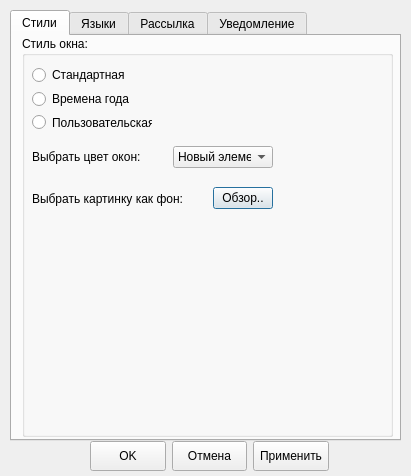
This is settingdialog.ui in RyabovaKseniya/course-work.Calendar. as Qt 5 draws it before an edit. The edited form follows.
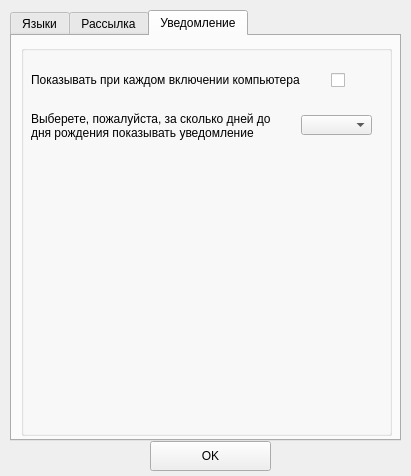
This is the edited form. The open tabs and pages were chosen to show the change.

```diff
--- a/settingdialog.ui
+++ b/settingdialog.ui
@@ -37,140 +37,6 @@
    <property name="currentIndex">
     <number>2</number>
    </property>
-   <widget class="QWidget" name="tabStyle">
-    <attribute name="title">
-     <string>Стили</string>
-    </attribute>
-    <widget class="QGroupBox" name="choosingStyleGroup">
-     <property name="geometry">
-      <rect>
-       <x>10</x>
-       <y>0</y>
-       <width>371</width>
-       <height>401</height>
-      </rect>
-     </property>
-     <property name="maximumSize">
-      <size>
-       <width>16777215</width>
-       <height>16777215</height>
-      </size>
-     </property>
-     <property name="title">
-      <string>Стиль окна:</string>
-     </property>
-     <widget class="QWidget" name="layoutWidget_3">
-      <property name="geometry">
-       <rect>
-        <x>10</x>
-        <y>30</y>
-        <width>120</width>
-        <height>65</height>
-       </rect>
-      </property>
-      <layout class="QVBoxLayout" name="styleLayout">
-       <item>
-        <widget class="QRadioButton" name="standartButton">
-         <property name="text">
-          <string>Стандартная</string>
-         </property>
-        </widget>
-       </item>
-       <item>
-        <widget class="QRadioButton" name="seasonsButton">
-         <property name="text">
-          <string>Времена года</string>
-         </property>
-        </widget>
-       </item>
-       <item>
-        <widget class="QRadioButton" name="usersButton">
-         <property name="text">
-          <string>Пользовательская</string>
-         </property>
-        </widget>
-       </item>
-      </layout>
-     </widget>
-     <widget class="QWidget" name="layoutWidget_2">
-      <property name="geometry">
-       <rect>
-        <x>10</x>
-        <y>110</y>
-        <width>241</width>
-        <height>22</height>
-       </rect>
-      </property>
-      <layout class="QHBoxLayout" name="colorLayout">
-       <item>
-        <widget class="QLabel" name="txtClourChoice">
-         <property name="text">
-          <string>Выбрать цвет окон:</string>
-         </property>
-        </widget>
-       </item>
-       <item>
-        <widget class="QComboBox" name="choiceListColour">
-         <property name="minimumSize">
-          <size>
-           <width>100</width>
-           <height>0</height>
-          </size>
-         </property>
-         <property name="maximumSize">
-          <size>
-           <width>100</width>
-           <height>16777215</height>
-          </size>
-         </property>
-         <item>
-          <property name="text">
-           <string>Новый элемент</string>
-          </property>
-         </item>
-         <item>
-          <property name="text">
-           <string>Новый элемент</string>
-          </property>
-         </item>
-        </widget>
-       </item>
-      </layout>
-     </widget>
-     <widget class="QWidget" name="layoutWidget">
-      <property name="geometry">
-       <rect>
-        <x>10</x>
-        <y>150</y>
-        <width>241</width>
-        <height>25</height>
-       </rect>
-      </property>
-      <layout class="QHBoxLayout" name="imagesLayout">
-       <item>
-        <widget class="QLabel" name="txtImageChoice">
-         <property name="text">
-          <string>Выбрать картинку как фон:</string>
-         </property>
-        </widget>
-       </item>
-       <item>
-        <widget class="QPushButton" name="browseFileButton">
-         <property name="maximumSize">
-          <size>
-           <width>60</width>
-           <height>16777215</height>
-          </size>
-         </property>
-         <property name="text">
-          <string>Обзор..</string>
-         </property>
-        </widget>
-       </item>
-      </layout>
-     </widget>
-    </widget>
-   </widget>
    <widget class="QWidget" name="tabLanguage">
     <attribute name="title">
      <string>Языки</string>
@@ -358,6 +224,17 @@
         <height>16777215</height>
        </size>
       </property>
+      <property name="html">
+       <string>&lt;!DOCTYPE HTML PUBLIC &quot;-//W3C//DTD HTML 4.0//EN&quot; &quot;http://www.w3.org/TR/REC-html40/strict.dtd&quot;&gt;
+&lt;html&gt;&lt;head&gt;&lt;meta name=&quot;qrichtext&quot; content=&quot;1&quot; /&gt;&lt;style type=&quot;text/css&quot;&gt;
+p, li { white-space: pre-wrap; }
+&lt;/style&gt;&lt;/head&gt;&lt;body style=&quot; font-family:'MS Shell Dlg 2'; font-size:8.25pt; font-weight:400; font-style:normal;&quot;&gt;
+&lt;p style=&quot; margin-top:0px; margin-bottom:0px; margin-left:0px; margin-right:0px; -qt-block-indent:0; text-indent:0px;&quot;&gt;&lt;span style=&quot; font-size:8pt;&quot;&gt;Здраствуйте, сегодня &lt;/span&gt;&lt;/p&gt;
+&lt;p style=&quot;-qt-paragraph-type:empty; margin-top:0px; margin-bottom:0px; margin-left:0px; margin-right:0px; -qt-block-indent:0; text-indent:0px; font-size:8pt;&quot;&gt;&lt;br /&gt;&lt;/p&gt;
+&lt;p style=&quot;-qt-paragraph-type:empty; margin-top:0px; margin-bottom:0px; margin-left:0px; margin-right:0px; -qt-block-indent:0; text-indent:0px; font-size:8pt;&quot;&gt;&lt;br /&gt;&lt;/p&gt;
+&lt;p style=&quot; margin-top:0px; margin-bottom:0px; margin-left:0px; margin-right:0px; -qt-block-indent:0; text-indent:0px;&quot;&gt;&lt;span style=&quot; font-size:8pt;&quot;&gt;праздуют(ет) свой День Рождения! Не забудьте их(его/её) поздравить!&lt;/span&gt;&lt;/p&gt;
+&lt;p style=&quot;-qt-paragraph-type:empty; margin-top:0px; margin-bottom:0px; margin-left:0px; margin-right:0px; -qt-block-indent:0; text-indent:0px; font-size:8pt;&quot;&gt;&lt;br /&gt;&lt;/p&gt;&lt;/body&gt;&lt;/html&gt;</string>
+      </property>
      </widget>
      <widget class="QWidget" name="layoutWidget">
       <property name="geometry">
@@ -413,7 +290,7 @@
       <property name="geometry">
        <rect>
         <x>10</x>
-        <y>120</y>
+        <y>60</y>
         <width>251</width>
         <height>41</height>
        </rect>
@@ -425,36 +302,10 @@
        <bool>true</bool>
       </property>
      </widget>
-     <widget class="QLabel" name="txtReload">
-      <property name="geometry">
-       <rect>
-        <x>10</x>
-        <y>60</y>
-        <width>271</width>
-        <height>52</height>
-       </rect>
-      </property>
-      <property name="text">
-       <string>В случае отсутствия перезагрузки в течение длительного периода показывать уведомления через каждые:</string>
-      </property>
-      <property name="wordWrap">
-       <bool>true</bool>
-      </property>
-     </widget>
      <widget class="QComboBox" name="choiceListPeriod">
       <property name="geometry">
        <rect>
         <x>280</x>
-        <y>130</y>
-        <width>71</width>
-        <height>20</height>
-       </rect>
-      </property>
-     </widget>
-     <widget class="QTimeEdit" name="timeEdit">
-      <property name="geometry">
-       <rect>
-        <x>280</x>
         <y>70</y>
         <width>71</width>
         <height>20</height>
@@ -493,9 +344,9 @@
   <widget class="QWidget" name="layoutWidget">
    <property name="geometry">
     <rect>
-     <x>90</x>
+     <x>150</x>
      <y>440</y>
-     <width>239</width>
+     <width>121</width>
      <height>32</height>
     </rect>
    </property>
@@ -513,32 +364,6 @@
       </property>
      </widget>
     </item>
-    <item>
-     <widget class="QPushButton" name="cancelButton">
-      <property name="minimumSize">
-       <size>
-        <width>40</width>
-        <height>30</height>
-       </size>
-      </property>
-      <property name="text">
-       <string>Отмена</string>
-      </property>
-     </widget>
-    </item>
-    <item>
-     <widget class="QPushButton" name="applyButton">
-      <property name="minimumSize">
-       <size>
-        <width>40</width>
-        <height>30</height>
-       </size>
-      </property>
-      <property name="text">
-       <string>Применить</string>
-      </property>
-     </widget>
-    </item>
    </layout>
   </widget>
  </widget>
```
